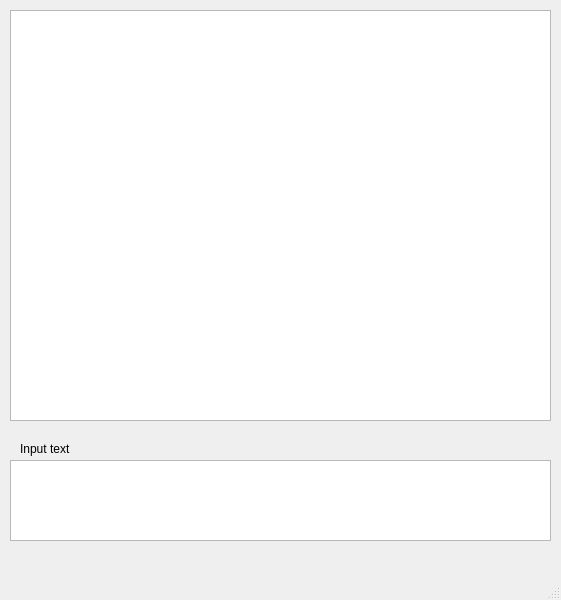
The window that testing/testwindow.ui (marosi/SocialDesktopClient) describes before a commit, drawn with Qt 5.
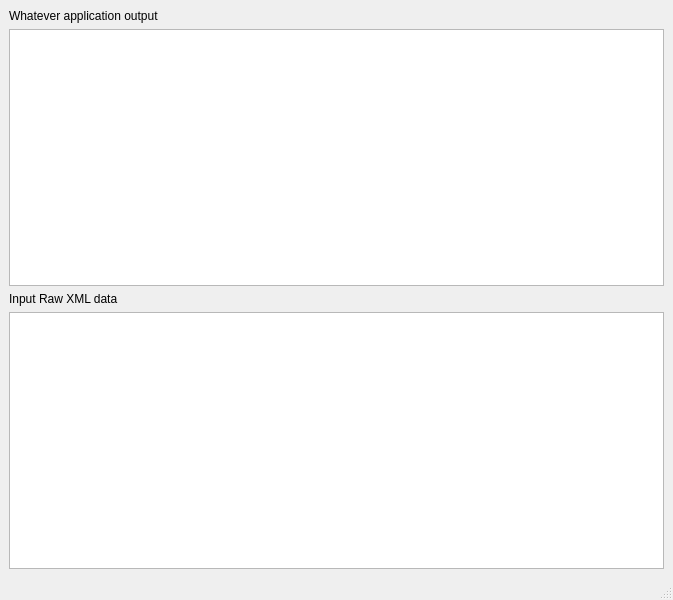
The same window after the commit. Custom widgets are drawn as their Qt base class.

What changed in the file:
```diff
--- a/testing/testwindow.ui
+++ b/testing/testwindow.ui
@@ -6,7 +6,7 @@
    <rect>
     <x>0</x>
     <y>0</y>
-    <width>561</width>
+    <width>673</width>
     <height>600</height>
    </rect>
   </property>
@@ -14,52 +14,38 @@
    <string>MainWindow</string>
   </property>
   <widget class="QWidget" name="centralwidget">
-   <widget class="QTextEdit" name="textEdit">
-    <property name="geometry">
-     <rect>
-      <x>10</x>
-      <y>460</y>
-      <width>541</width>
-      <height>81</height>
-     </rect>
-    </property>
-   </widget>
-   <widget class="QTextBrowser" name="textBrowser">
-    <property name="geometry">
-     <rect>
-      <x>10</x>
-      <y>10</y>
-      <width>541</width>
-      <height>411</height>
-     </rect>
-    </property>
-   </widget>
-   <widget class="QLabel" name="label">
-    <property name="geometry">
-     <rect>
-      <x>20</x>
-      <y>440</y>
-      <width>67</width>
-      <height>17</height>
-     </rect>
-    </property>
-    <property name="text">
-     <string>Input text</string>
-    </property>
-   </widget>
-  </widget>
-  <widget class="QMenuBar" name="menubar">
-   <property name="geometry">
-    <rect>
-     <x>0</x>
-     <y>0</y>
-     <width>561</width>
-     <height>25</height>
-    </rect>
-   </property>
+   <layout class="QVBoxLayout" name="verticalLayout">
+    <item>
+     <widget class="QLabel" name="label_2">
+      <property name="text">
+       <string>Whatever application output</string>
+      </property>
+     </widget>
+    </item>
+    <item>
+     <widget class="QTextBrowser" name="textBrowser"/>
+    </item>
+    <item>
+     <widget class="QLabel" name="label">
+      <property name="text">
+       <string>Input Raw XML data</string>
+      </property>
+     </widget>
+    </item>
+    <item>
+     <widget class="XmlTextEdit" name="textEdit"/>
+    </item>
+   </layout>
   </widget>
   <widget class="QStatusBar" name="statusbar"/>
  </widget>
+ <customwidgets>
+  <customwidget>
+   <class>XmlTextEdit</class>
+   <extends>QTextEdit</extends>
+   <header>xmltextedit.h</header>
+  </customwidget>
+ </customwidgets>
  <resources/>
  <connections/>
 </ui>
```
